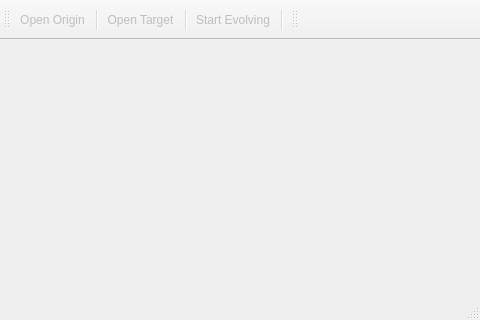
First picture: the form in mainwindow.ui, repository idaohang/GPSeg, before the edit.
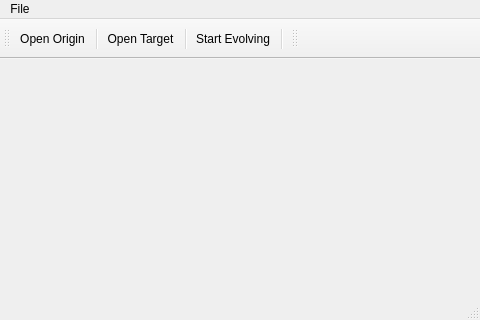
Second picture: the form after the edit.

Diff of the .ui file:
```diff
--- a/mainwindow.ui
+++ b/mainwindow.ui
@@ -3,7 +3,7 @@
  <class>MainWindow</class>
  <widget class="QMainWindow" name="MainWindow">
   <property name="enabled">
-   <bool>false</bool>
+   <bool>true</bool>
   </property>
   <property name="geometry">
    <rect>
@@ -85,6 +85,14 @@
      <height>21</height>
     </rect>
    </property>
+   <widget class="QMenu" name="menuHello">
+    <property name="title">
+     <string>File</string>
+    </property>
+    <addaction name="actionOpen_Origin"/>
+    <addaction name="actionOpen_Target"/>
+   </widget>
+   <addaction name="menuHello"/>
   </widget>
   <widget class="QStatusBar" name="statusBar"/>
   <action name="actionOpen_Origin">
```
Left out of the diff: 3 changed lines with no effect on the pictures.
